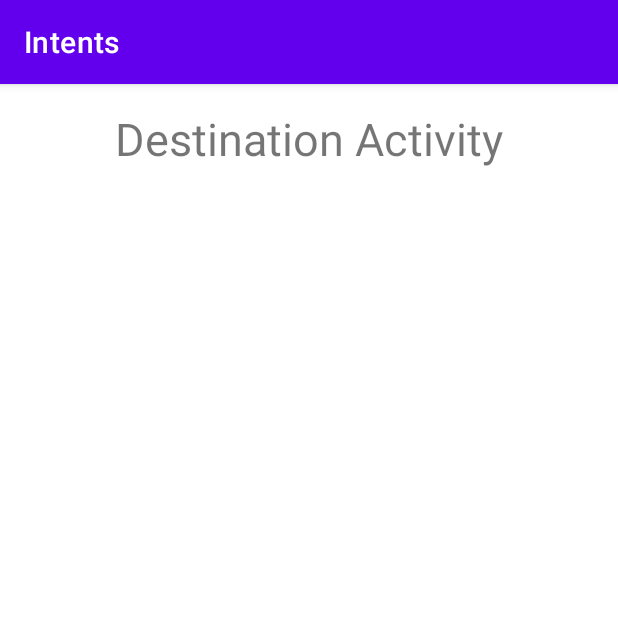
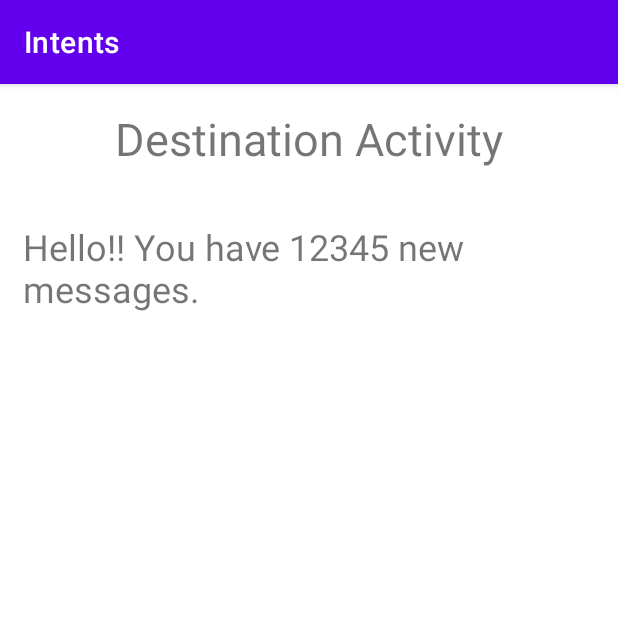
Before and after one commit to Bejussi/Intents, an Android app: the screen it shows after launch (DestinationActivity), after a tap on "CREATE EXPLICIT INTENT", on a phone screen of 412 x 824 dp, the top half of it. Run offline under Robolectric (Android 15) with nearby library versions, the phone set to English and light mode, and no system bars.

Commit message:
Create intent extra values

```diff
--- a/app/src/main/java/com/bejussi/intents/DestinationActivity.kt
+++ b/app/src/main/java/com/bejussi/intents/DestinationActivity.kt
@@ -2,10 +2,17 @@ package com.bejussi.intents
 
 import androidx.appcompat.app.AppCompatActivity
 import android.os.Bundle
+import kotlinx.android.synthetic.main.activity_destination.*
 
 class DestinationActivity : AppCompatActivity() {
     override fun onCreate(savedInstanceState: Bundle?) {
         super.onCreate(savedInstanceState)
         setContentView(R.layout.activity_destination)
+
+        // TODO: extract any data passed by the caller
+        val callingIntentString = intent.getStringExtra("StringValue")
+        val callingIntentInt = intent.getIntExtra("IntValue", -1)
+
+        txtValues.text = getString(R.string.welcome_messages,callingIntentString,callingIntentInt)
     }
 }
--- a/app/src/main/res/values/strings.xml
+++ b/app/src/main/res/values/strings.xml
@@ -5,4 +5,5 @@
     <string name="mainActTItle">Basic Intents</string>
     <string name="strDestActivityTitle">Destination Activity</string>
     <string name="stringMessage">This is a sample message!</string>
+    <string name="welcome_messages">%1$s! You have %2$d new messages.</string>
 </resources>
```
Also changed, not shown: app/src/main/java/com/bejussi/intents/MainActivity.kt (+7 -5 lines).
